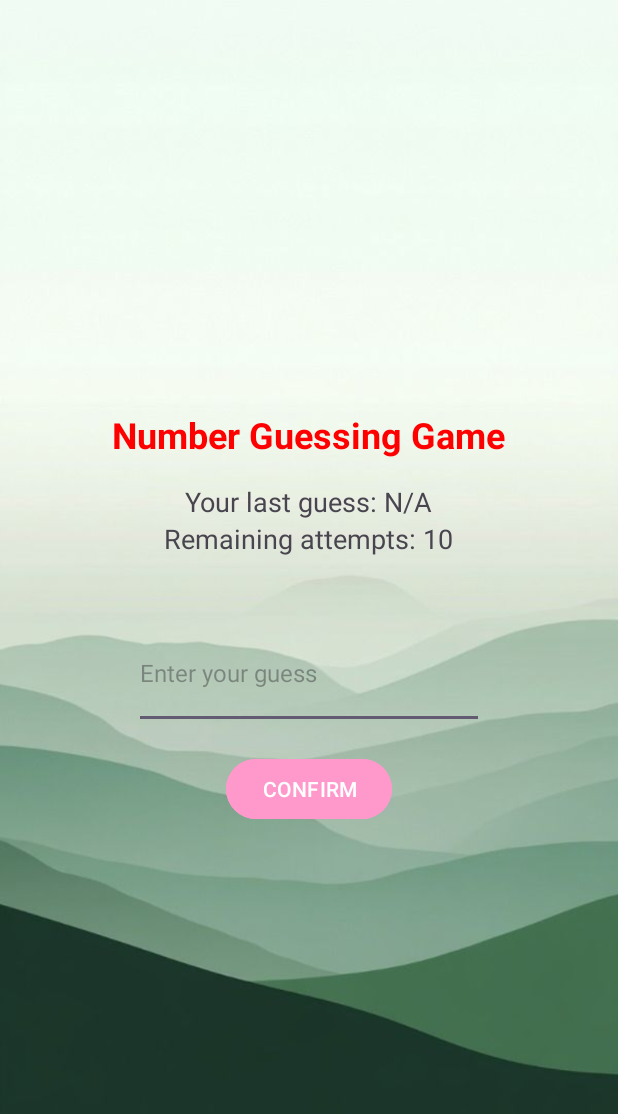
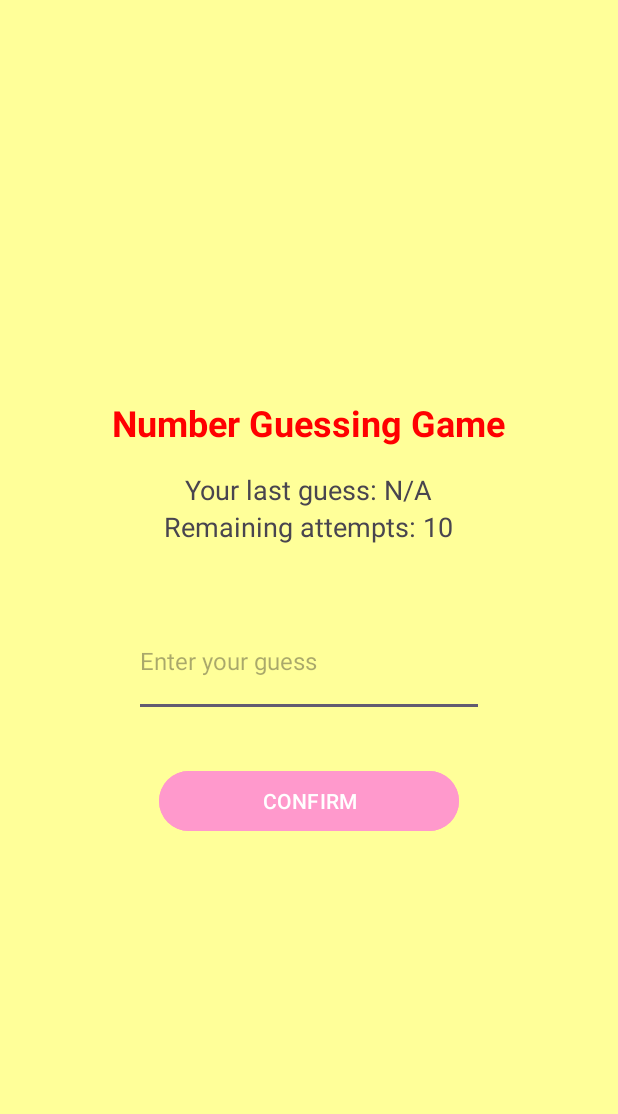
Before and after one commit to ThanhTien14/Homework-3, an Android app: the GameActivity screen opened directly, with no data from a screen before it, on a phone screen of 412 x 824 dp. Shown: the top 1114 px of the screen. Run offline under Robolectric (Android 15) with nearby library versions, the phone set to English and light mode, and no system bars.

Commit message:
Refactor: Consolidate ResultActivity into GameActivity
This commit removes the separate `ResultActivity` and integrates its functionality directly into `GameActivity`.

Key changes:
- Deleted `ResultActivity.java` and `activity_result.xml`.
- Modified `GameActivity.java`:
    - Added UI elements for displaying game results (title, message, guesses, correct number, play again prompt, yes/no buttons) to `activity_game.xml`.
    - Implemented `showResult()` method to display the result UI within `GameActivity` when the game ends.
    - Added `resetGame()` method to handle restarting the game when the "YES" button is clicked on the results screen.
    - Updated `confirmButton` click listener to call `showResult()` when the game is won or all attempts are used.
    - Initialized new UI elements from `activity_game.xml`.
- Updated `activity_game.xml`:
    - Added a `LinearLayout` (`resultBox`) to contain the result display elements. This box is initially hidden (`android:visibility="gone"`) and shown when the game ends.
    - Changed the background color to `#FFFF99`.
    - Adjusted button widths.
- Updated `activity_main.xml`:
    - Changed background color to `#FFFF99`.
    - Replaced the `cool.jpg` image with `whats_your_number.png`.
    - Adjusted button widths.
    - Removed white text color from RadioButtons.
- Removed `ResultActivity` declaration from `AndroidManifest.xml`.
- Added new image asset `whats_your_number.png`.

```diff
--- a/app/src/main/AndroidManifest.xml
+++ b/app/src/main/AndroidManifest.xml
@@ -22,7 +22,6 @@
             </intent-filter>
         </activity>
         <activity android:name=".GameActivity"/>
-        <activity android:name=".ResultActivity"/>
     </application>
 
 </manifest>
--- a/app/src/main/java/com/example/homework3/GameActivity.java
+++ b/app/src/main/java/com/example/homework3/GameActivity.java
@@ -2,8 +2,10 @@ package com.example.homework3;
 
 import android.content.Intent;
 import android.os.Bundle;
+import android.view.View;
 import android.widget.Button;
 import android.widget.EditText;
+import android.widget.LinearLayout;
 import android.widget.TextView;
 
 import androidx.appcompat.app.AppCompatActivity;
@@ -12,9 +14,10 @@ import java.util.ArrayList;
 import java.util.Random;
 
 public class GameActivity extends AppCompatActivity {
-    private TextView lastGuessText, attemptsText, hintText;
+    private TextView lastGuessText, attemptsText, hintText, resultTitle, messageText, guessesText, correctNumberText, playAgainText;
     private EditText guessEditText;
-    private Button confirmButton;
+    private Button confirmButton, noButton, yesButton;
+    private LinearLayout resultBox;
     private int digitCount;
     private int correctNumber;
     private int remainingAttempts = 10;
@@ -26,11 +29,20 @@ public class GameActivity extends AppCompatActivity {
         super.onCreate(savedInstanceState);
         setContentView(R.layout.activity_game);
 
+        // Khởi tạo các thành phần giao diện
         lastGuessText = findViewById(R.id.lastGuessText);
         attemptsText = findViewById(R.id.attemptsText);
         hintText = findViewById(R.id.hintText);
         guessEditText = findViewById(R.id.guessEditText);
         confirmButton = findViewById(R.id.confirmButton);
+        resultBox = findViewById(R.id.resultBox);
+        resultTitle = findViewById(R.id.resultTitle);
+        messageText = findViewById(R.id.messageText);
+        guessesText = findViewById(R.id.guessesText);
+        correctNumberText = findViewById(R.id.correctNumberText);
+        playAgainText = findViewById(R.id.playAgainText);
+        noButton = findViewById(R.id.noButton);
+        yesButton = findViewById(R.id.yesButton);
 
         // Lấy độ khó từ Intent
         digitCount = getIntent().getIntExtra("DIGIT_COUNT", 0);
@@ -61,7 +73,6 @@ public class GameActivity extends AppCompatActivity {
             return;
         }
 
-        // Kiểm tra độ dài
         if (String.valueOf(guess).length() != digitCount) {
             hintText.setText("Please enter a " + digitCount + "-digit number");
             return;
@@ -88,11 +99,43 @@ public class GameActivity extends AppCompatActivity {
     }
 
     private void showResult(boolean isWin) {
-        Intent intent = new Intent(GameActivity.this, ResultActivity.class);
-        intent.putIntegerArrayListExtra("GUESSES", guesses);
-        intent.putExtra("CORRECT_NUMBER", correctNumber);
-        intent.putExtra("IS_WIN", isWin);
-        startActivity(intent);
-        finish();
+        resultBox.setVisibility(View.VISIBLE);
+        confirmButton.setVisibility(View.GONE); // Ẩn nút CONFIRM
+        guessEditText.setVisibility(View.GONE); // Ẩn trường nhập
+
+        if (isWin) {
+            resultTitle.setText("Number Guessing Game - Congratulations!");
+            messageText.setText("You've guessed the number correctly!");
+        } else {
+            resultTitle.setText("Number Guessing Game - Game Over");
+            messageText.setText("You've used all attempts. Game Over");
+        }
+
+        StringBuilder guessesStr = new StringBuilder("Your guesses: ");
+        for (int guess : guesses) {
+            guessesStr.append(guess).append(", ");
+        }
+        if (!guesses.isEmpty()) {
+            guessesStr.setLength(guessesStr.length() - 2); // Xóa dấu phẩy cuối
+        }
+        guessesText.setText(guessesStr.toString());
+
+        correctNumberText.setText("Correct number: " + correctNumber);
+
+        yesButton.setOnClickListener(v -> {
+            resetGame();
+            resultBox.setVisibility(View.GONE);
+            confirmButton.setVisibility(View.VISIBLE);
+            guessEditText.setVisibility(View.VISIBLE);
+        });
+
+        noButton.setOnClickListener(v -> finish());
+    }
+    private void resetGame() {
+        remainingAttempts = 10;
+        guesses.clear();
+        correctNumber = generateRandomNumber(digitCount);
+        updateUI();
+        hintText.setText("");
     }
 }
--- a/app/src/main/res/layout/activity_game.xml
+++ b/app/src/main/res/layout/activity_game.xml
@@ -3,7 +3,7 @@
     android:layout_width="match_parent"
     android:layout_height="match_parent"
     xmlns:tools="http://schemas.android.com/tools"
-    android:background="@drawable/green_phone_wallpapapers_1"
+    android:background="#FFFF99"
     android:gravity="center"
     android:orientation="vertical"
     android:padding="16dp"
@@ -52,9 +52,89 @@
 
     <Button
         android:id="@+id/confirmButton"
-        android:layout_width="wrap_content"
+        android:layout_width="200dp"
         android:layout_height="wrap_content"
         android:text="CONFIRM"
         android:backgroundTint="#FF99CC"
-        android:layout_marginTop="16dp" />
+        android:layout_marginTop="32dp" />
+
+    <!-- Box kết quả -->
+    <LinearLayout
+        android:id="@+id/resultBox"
+        android:layout_width="match_parent"
+        android:layout_height="wrap_content"
+        android:background="#FFFFFF"
+        android:orientation="vertical"
+        android:padding="16dp"
+        android:visibility="gone">
+
+        <TextView
+            android:id="@+id/resultTitle"
+            android:layout_width="wrap_content"
+            android:layout_height="wrap_content"
+            android:text="Number Guessing Game - Game Over"
+            android:textColor="#FF0000"
+            android:textSize="24sp"
+            android:textStyle="bold"
+            android:layout_gravity="center" />
+
+        <TextView
+            android:id="@+id/messageText"
+            android:layout_width="wrap_content"
+            android:layout_height="wrap_content"
+            android:text="You've used all attempts. Game Over"
+            android:textSize="18sp"
+            android:layout_marginTop="16dp"
+            android:layout_gravity="center" />
+
+        <TextView
+            android:id="@+id/guessesText"
+            android:layout_width="wrap_content"
+            android:layout_height="wrap_content"
+            android:text=""
+            android:textSize="16sp"
+            android:layout_marginTop="16dp"
+            android:layout_gravity="center" />
+
+        <TextView
+            android:id="@+id/correctNumberText"
+            android:layout_width="wrap_content"
+            android:layout_height="wrap_content"
+            android:text=""
+            android:textSize="16sp"
+            android:layout_marginTop="16dp"
+            android:layout_gravity="center" />
+
+        <TextView
+            android:id="@+id/playAgainText"
+            android:layout_width="wrap_content"
+            android:layout_height="wrap_content"
+            android:text="Would you like to play again?"
+            android:textSize="18sp"
+            android:layout_marginTop="32dp"
+            android:layout_gravity="center" />
+
+        <LinearLayout
+            android:layout_width="wrap_content"
+            android:layout_height="wrap_content"
+            android:orientation="horizontal"
+            android:layout_gravity="center"
+            android:layout_marginTop="16dp">
+
+            <Button
+                android:id="@+id/noButton"
+                android:layout_width="wrap_content"
+                android:layout_height="wrap_content"
+                android:text="NO"
+                android:backgroundTint="#FF99CC"
+                android:layout_marginEnd="8dp" />
+
+            <Button
+                android:id="@+id/yesButton"
+                android:layout_width="wrap_content"
+                android:layout_height="wrap_content"
+                android:text="YES"
+                android:backgroundTint="#FF99CC" />
+        </LinearLayout>
+    </LinearLayout>
 </LinearLayout>
```
Also changed, not shown: app/src/main/java/com/example/homework3/ResultActivity.java (deleted, +0 -64 lines), app/src/main/res/layout/activity_main.xml (+5 -8 lines), app/src/main/res/layout/activity_result.xml (deleted, +0 -73 lines), app/src/main/res/drawable/whats_your_number.png (added).
